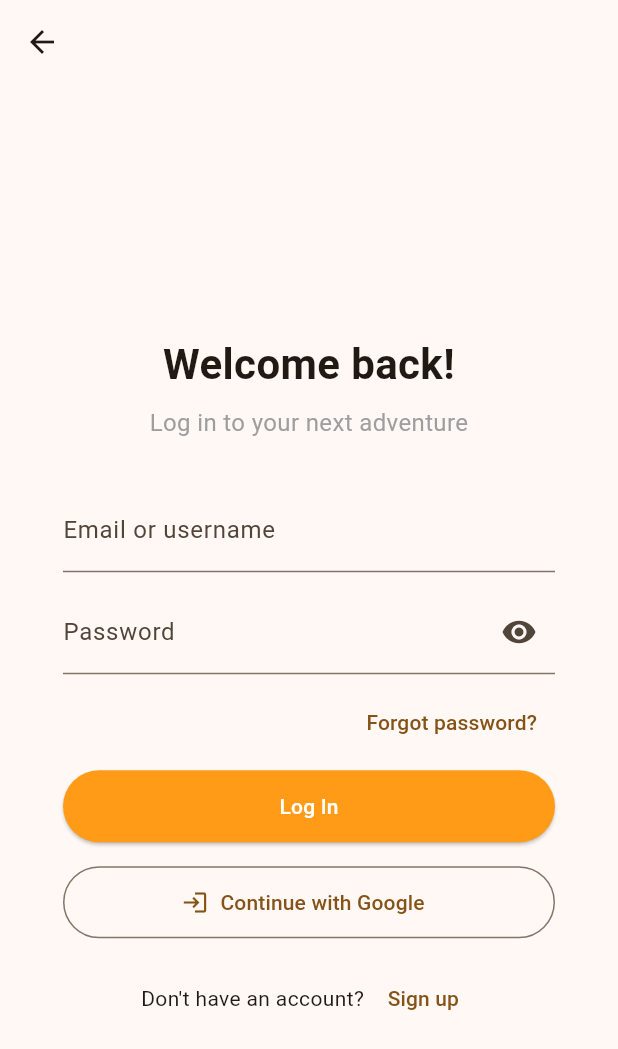
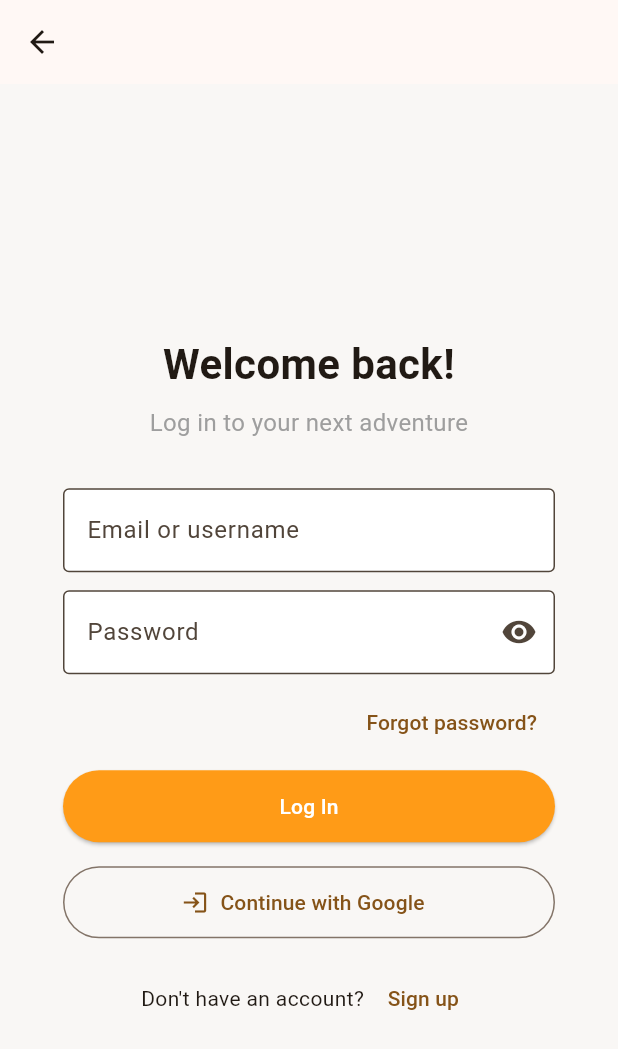
Before and after one commit to chriss212/link_up, a Flutter app: the screen it shows after launch, after a tap on "Log In", on a phone screen of 412 x 824 dp. Shown: the top 1049 px of the screen. Run offline on Flutter 3.47's test engine with Material 3 defaults, Android fonts, the phone set to English and light mode, and no system bars; our stand-ins replace flutter_riverpod, go_router, table_calendar.

Commit message:
no se que paso con el riverpod, me toco cambiar de version a las 3

```diff
--- a/lib/config/theme/app_theme.dart
+++ b/lib/config/theme/app_theme.dart
@@ -1,8 +1,7 @@
 import 'package:flutter/material.dart';
-import 'package:link_up/config/theme/app_colors.dart';
 
 class AppTheme {
-  final Color seed = AppColors.orange;
+  static const Color seed = Color(0xFFFF9B17);
 
   /// 🌞 Tema claro
   static final ThemeData lightTheme = ThemeData(
@@ -11,16 +10,18 @@ class AppTheme {
       brightness: Brightness.light,
     ),
     useMaterial3: true,
-    scaffoldBackgroundColor: AppColors.background,
+    scaffoldBackgroundColor: const Color(0xFFF9F7F5),
     inputDecorationTheme: const InputDecorationTheme(
-    border: OutlineInputBorder(),
-    filled: true,
-    fillColor: AppColors.surface,
-  ),
-  elevatedButtonTheme: ElevatedButtonThemeData(
-  style: ElevatedButton.styleFrom(minimumSize: const Size.fromHeight(48), shape: const StadiumBorder()),
-  ),
-
+      border: OutlineInputBorder(),
+      filled: true,
+      fillColor: Colors.white,
+    ),
+    elevatedButtonTheme: ElevatedButtonThemeData(
+      style: ElevatedButton.styleFrom(
+        minimumSize: const Size.fromHeight(48),
+        shape: const StadiumBorder(),
+      ),
+    ),
   );
 
   /// 🌚 Tema oscuro
--- a/lib/config/theme/theme_provider.dart
+++ b/lib/config/theme/theme_provider.dart
@@ -4,8 +4,10 @@ import 'app_theme.dart';
 
 enum ThemeModeType { light, dark }
 
-class ThemeNotifier extends StateNotifier<ThemeModeType> {
-  ThemeNotifier() : super(ThemeModeType.light);
+/// Notifier de Riverpod v3
+class ThemeNotifier extends Notifier<ThemeModeType> {
+  @override
+  ThemeModeType build() => ThemeModeType.light;
 
   void toggleTheme() {
     state = state == ThemeModeType.light
@@ -18,10 +20,11 @@ class ThemeNotifier extends StateNotifier<ThemeModeType> {
   }
 }
 
-final themeProvider = StateNotifierProvider<ThemeNotifier, ThemeModeType>(
-  (ref) => ThemeNotifier(),
-);
+/// Provider para leer/escuchar el modo de tema
+final themeProvider =
+    NotifierProvider<ThemeNotifier, ThemeModeType>(ThemeNotifier.new);
 
+/// Helper para mapear tu enum a ThemeData
 ThemeData getThemeFromMode(ThemeModeType mode) {
   switch (mode) {
     case ThemeModeType.dark:
--- a/lib/main.dart
+++ b/lib/main.dart
@@ -1,9 +1,8 @@
 import 'package:flutter/material.dart';
 import 'package:flutter_riverpod/flutter_riverpod.dart';
-import 'config/theme/theme_provider.dart';
-import 'config/theme/app_theme.dart';
+import 'config/theme/theme_provider.dart'; // ThemeNotifier y ThemeModeType
+import 'config/theme/app_theme.dart';      // AppTheme.lightTheme / darkTheme
 import 'config/router/app_router.dart';
-import 'package:link_up/config/theme/app_colors.dart';
 
 void main() {
   runApp(const ProviderScope(child: MyApp()));
@@ -14,15 +13,16 @@ class MyApp extends ConsumerWidget {
 
   @override
   Widget build(BuildContext context, WidgetRef ref) {
-    final themeMode = ref.watch(themeProvider);
+    final mode = ref.watch(themeProvider); // lee ThemeModeType del provider
 
     return MaterialApp.router(
       debugShowCheckedModeBanner: false,
       title: 'LinkUp',
-      theme: ThemeData(
-        useMaterial3: true,
-        colorScheme: ColorScheme.fromSeed(seedColor: AppColors.orange,),
-      ),
+      theme: AppTheme.lightTheme, // tema claro definido en app_theme.dart
+      darkTheme: AppTheme.darkTheme, // tema oscuro definido en app_theme.dart
+      themeMode: mode == ThemeModeType.dark
+          ? ThemeMode.dark
+          : ThemeMode.light, // conecta tu enum con ThemeMode real
       routerConfig: appRouter,
     );
   }
--- a/pubspec.yaml
+++ b/pubspec.yaml
@@ -15,7 +15,6 @@ dependencies:
   flutter_riverpod: ^3.0.0
   riverpod: ^3.0.0
   riverpod_generator: ^3.0.0
-  flutter_riverpod: ^2.5.1
 
 
 
```
Also changed, not shown: lib/events/providers/event_provider.dart (+17 -16 lines), lib/finances/finances_provider.dart (+17 -28 lines), lib/profile/profile_provider.dart (+35 -24 lines), lib/profile/wallet_provider.dart (+8 -5 lines), pubspec.lock.
